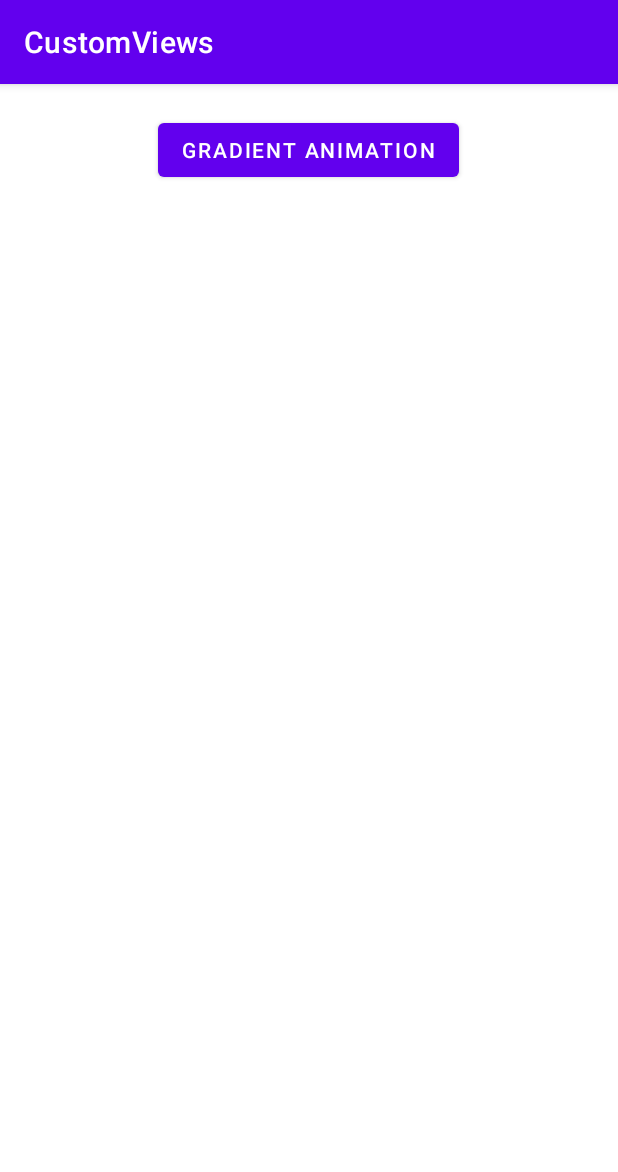
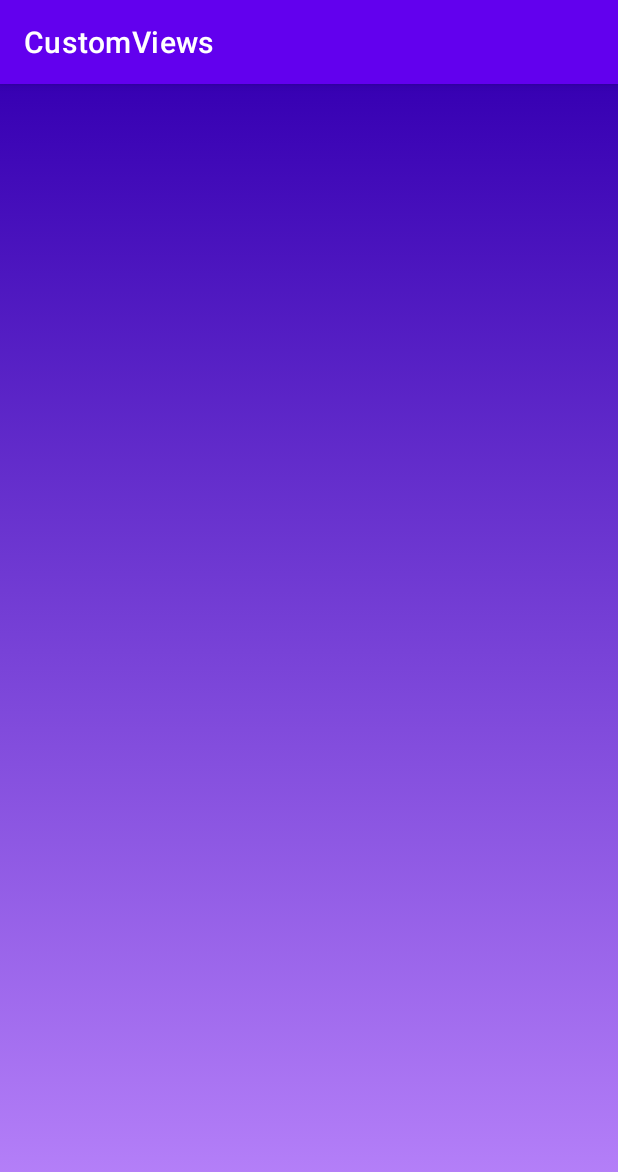
Before and after one commit to kalyan4812/CustomViews, an Android app: the screen it shows after launch (MainActivity), on a phone screen of 412 x 824 dp. Shown: the top 1172 px of the screen. Run offline under Robolectric (Android 15) with nearby library versions, the light colour scheme and no system bars.

Commit message:
gradient_commit

```diff
--- a/app/src/main/AndroidManifest.xml
+++ b/app/src/main/AndroidManifest.xml
@@ -9,7 +9,6 @@
         android:roundIcon="@mipmap/ic_launcher_round"
         android:supportsRtl="true"
         android:theme="@style/Theme.CustomViews">
-        <activity android:name=".GradientActivity"></activity>
         <activity android:name=".MainActivity">
             <intent-filter>
                 <action android:name="android.intent.action.MAIN" />
--- a/app/src/main/java/com/saikalyandaroju/customviews/MainActivity.java
+++ b/app/src/main/java/com/saikalyandaroju/customviews/MainActivity.java
@@ -1,20 +1,26 @@
 package com.saikalyandaroju.customviews;
 
 import androidx.appcompat.app.AppCompatActivity;
+import androidx.constraintlayout.widget.ConstraintLayout;
 
 import android.content.Intent;
+import android.graphics.drawable.AnimationDrawable;
 import android.os.Bundle;
 import android.view.View;
 
 public class MainActivity extends AppCompatActivity {
 
+    ConstraintLayout constraintLayout;
     @Override
     protected void onCreate(Bundle savedInstanceState) {
         super.onCreate(savedInstanceState);
         setContentView(R.layout.activity_main);
+        constraintLayout=findViewById(R.id.layout);
+        AnimationDrawable animationDrawable=(AnimationDrawable)constraintLayout.getBackground();
+        animationDrawable.setEnterFadeDuration(2000);
+        animationDrawable.setExitFadeDuration(4000);
+        animationDrawable.start();
     }
 
-    public void gradientanim(View view) {
-        startActivity(new Intent(getApplicationContext(),GradientActivity.class));
-    }
+
 }
--- /dev/null
+++ b/app/src/main/res/drawable/gradient_bg2.xml
@@ -0,0 +1,11 @@
+<?xml version="1.0" encoding="utf-8"?>
+<shape xmlns:android="http://schemas.android.com/apk/res/android">
+
+    <gradient
+        android:angle="90"
+        android:startColor="@color/purple_200"
+        android:endColor="@color/design_default_color_primary_variant"
+        />
+
+    <!-- angle 0 is along x axis-->
+</shape>
--- /dev/null
+++ b/app/src/main/res/drawable/gradient_list.xml
@@ -0,0 +1,6 @@
+<?xml version="1.0" encoding="utf-8"?>
+<animation-list xmlns:android="http://schemas.android.com/apk/res/android">
+
+    <item android:drawable="@drawable/gradient_bg" android:duration="4000"/>
+    <item android:drawable="@drawable/gradient_bg2" android:duration="4000"/>
+</animation-list>
--- a/app/src/main/res/drawable/rectangle.xml
+++ /dev/null
@@ -1,5 +0,0 @@
-<?xml version="1.0" encoding="utf-8"?>
-<shape xmlns:android="http://schemas.android.com/apk/res/android"
-    android:shape="rectangle">
-    <solid android:color="@color/black" />
-</shape>
--- a/app/src/main/res/layout/activity_main.xml
+++ b/app/src/main/res/layout/activity_main.xml
@@ -1,18 +1,14 @@
 <?xml version="1.0" encoding="utf-8"?>
-<LinearLayout xmlns:android="http://schemas.android.com/apk/res/android"
+<androidx.constraintlayout.widget.ConstraintLayout xmlns:android="http://schemas.android.com/apk/res/android"
     xmlns:app="http://schemas.android.com/apk/res-auto"
     xmlns:tools="http://schemas.android.com/tools"
     android:layout_width="match_parent"
     android:layout_height="match_parent"
     android:orientation="vertical"
+    android:background="@drawable/gradient_list"
+    android:id="@+id/layout"
     tools:context=".MainActivity">
 
-    <Button
-        android:layout_width="wrap_content"
-        android:layout_height="wrap_content"
-        android:layout_gravity="center"
-        android:layout_marginTop="20dp"
-        android:text="Gradient Animation"
-        android:onClick="gradientanim"/>
 
-</LinearLayout>
+
+</androidx.constraintlayout.widget.ConstraintLayout>
```
Also changed, not shown: app/src/main/java/com/saikalyandaroju/customviews/GradientActivity.java (deleted, +0 -14 lines), app/src/main/res/drawable/circle.xml (deleted, +0 -11 lines), app/src/main/res/drawable/custom_square.xml (deleted, +0 -9 lines), app/src/main/res/drawable/oval.xml (deleted, +0 -7 lines), app/src/main/res/drawable/ring.xml (deleted, +0 -8 lines), app/src/main/res/drawable/square.xml (deleted, +0 -9 lines), app/src/main/res/layout/activity_gradient.xml (deleted, +0 -9 lines).
